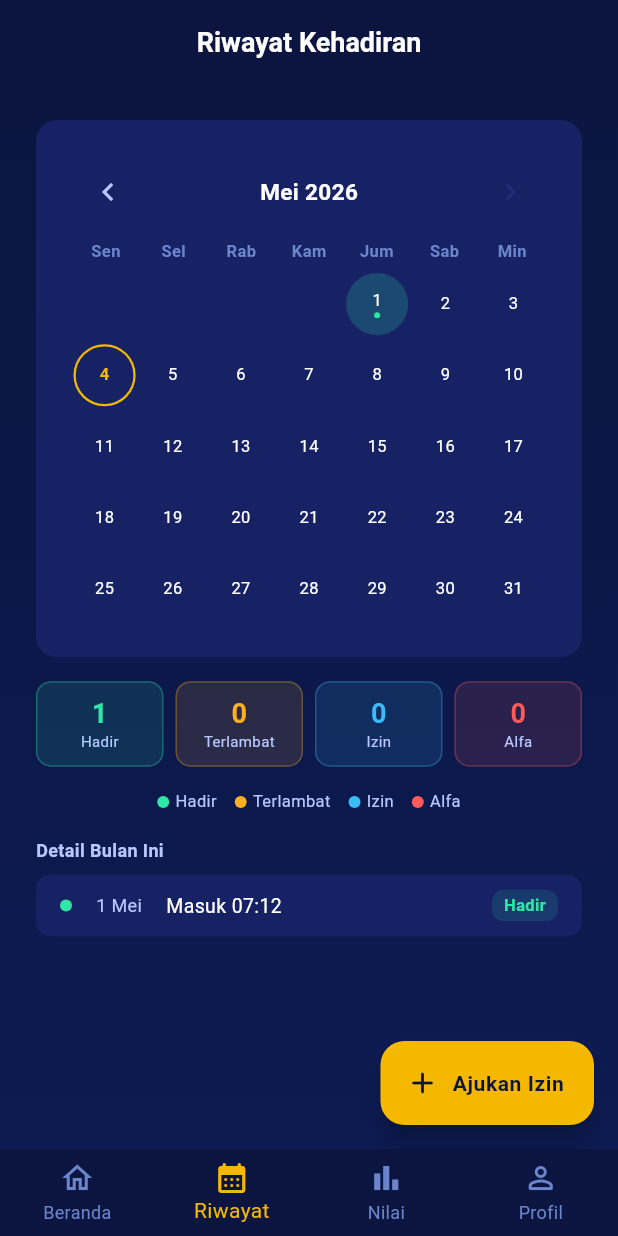
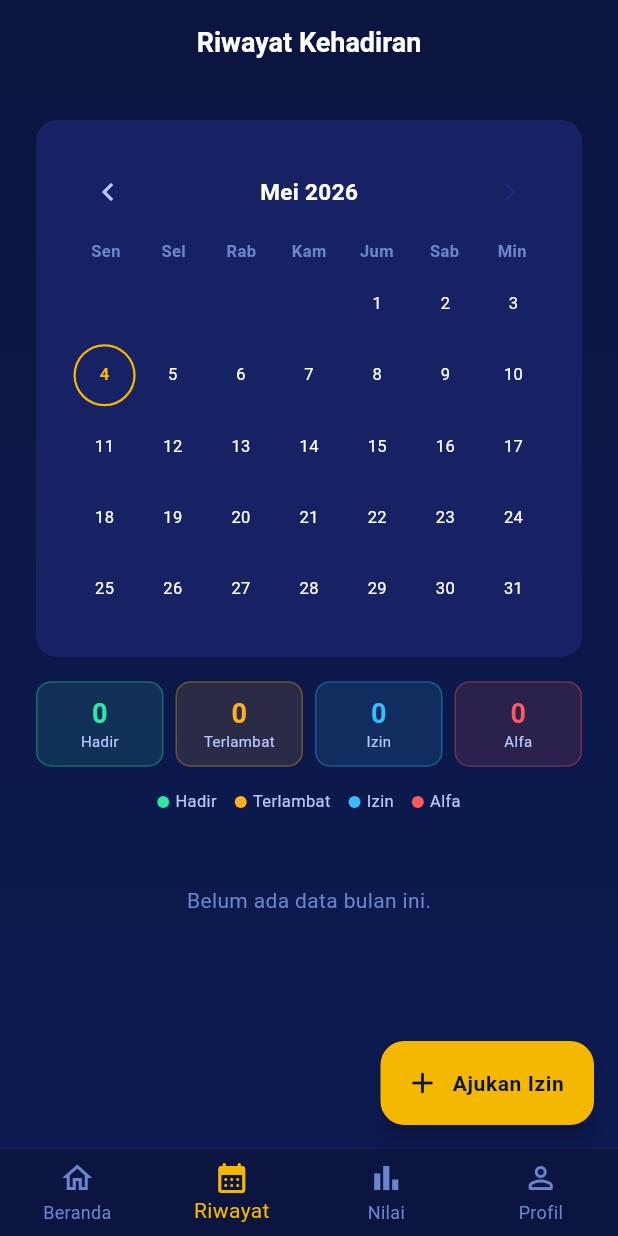
Before and after one commit to Keroo0/ambis-attendance, a Flutter app: the HistoryScreen screen opened by its route, on a phone screen of 412 x 824 dp. Run offline on Flutter 3.47's test engine with Material 3 defaults, Android fonts, the phone set to English and light mode, and no system bars; drawn by our look-alikes of toastification; our stand-ins replace camera, drift, fl_chart, flutter_riverpod, flutter_secure_storage, geolocator and 4 more; missing offline and left inert: google_ml_kit, tflite_flutter; accounts and stored records are empty; generated files the repository leaves out were written again.

Commit message:
feat(history): wire HistoryScreen to Drift via historyProvider, remove dummy data
Co-Authored-By: Claude Sonnet 4.6 <noreply@anthropic.com>

```diff
--- a/lib/features/history/data/dummy_history.dart
+++ /dev/null
@@ -1,44 +0,0 @@
-enum AttendanceStatus { hadir, terlambat, izin, alfa }
-
-class DummyAttendanceRecord {
-  final DateTime date;
-  final AttendanceStatus status;
-  final String? checkInTime;
-
-  DummyAttendanceRecord({
-    required this.date,
-    required this.status,
-    this.checkInTime,
-  });
-}
-
-// April 2026: April 1 = Wednesday (weekday=3)
-// School days only (Mon–Fri). April 14–15 = izin (sakit).
-final kDummyAttendanceRecords = <DummyAttendanceRecord>[
-  // April 2026
-  DummyAttendanceRecord(date: DateTime(2026, 4, 1), status: AttendanceStatus.hadir, checkInTime: '07:10'),
-  DummyAttendanceRecord(date: DateTime(2026, 4, 2), status: AttendanceStatus.hadir, checkInTime: '07:05'),
-  DummyAttendanceRecord(date: DateTime(2026, 4, 3), status: AttendanceStatus.hadir, checkInTime: '07:20'),
-  DummyAttendanceRecord(date: DateTime(2026, 4, 6), status: AttendanceStatus.hadir, checkInTime: '07:15'),
-  DummyAttendanceRecord(date: DateTime(2026, 4, 7), status: AttendanceStatus.hadir, checkInTime: '07:08'),
-  DummyAttendanceRecord(date: DateTime(2026, 4, 8), status: AttendanceStatus.terlambat, checkInTime: '07:38'),
-  DummyAttendanceRecord(date: DateTime(2026, 4, 9), status: AttendanceStatus.hadir, checkInTime: '07:12'),
-  DummyAttendanceRecord(date: DateTime(2026, 4, 10), status: AttendanceStatus.hadir, checkInTime: '07:18'),
-  DummyAttendanceRecord(date: DateTime(2026, 4, 13), status: AttendanceStatus.hadir, checkInTime: '07:22'),
-  DummyAttendanceRecord(date: DateTime(2026, 4, 14), status: AttendanceStatus.izin),
-  DummyAttendanceRecord(date: DateTime(2026, 4, 15), status: AttendanceStatus.izin),
-  DummyAttendanceRecord(date: DateTime(2026, 4, 16), status: AttendanceStatus.hadir, checkInTime: '07:10'),
-  DummyAttendanceRecord(date: DateTime(2026, 4, 17), status: AttendanceStatus.hadir, checkInTime: '07:14'),
-  DummyAttendanceRecord(date: DateTime(2026, 4, 20), status: AttendanceStatus.hadir, checkInTime: '07:09'),
-  DummyAttendanceRecord(date: DateTime(2026, 4, 21), status: AttendanceStatus.hadir, checkInTime: '07:16'),
-  DummyAttendanceRecord(date: DateTime(2026, 4, 22), status: AttendanceStatus.hadir, checkInTime: '07:11'),
-  DummyAttendanceRecord(date: DateTime(2026, 4, 23), status: AttendanceStatus.terlambat, checkInTime: '07:42'),
-  DummyAttendanceRecord(date: DateTime(2026, 4, 24), status: AttendanceStatus.hadir, checkInTime: '07:07'),
-  DummyAttendanceRecord(date: DateTime(2026, 4, 27), status: AttendanceStatus.alfa),
-  DummyAttendanceRecord(date: DateTime(2026, 4, 28), status: AttendanceStatus.hadir, checkInTime: '07:13'),
-  DummyAttendanceRecord(date: DateTime(2026, 4, 29), status: AttendanceStatus.hadir, checkInTime: '07:08'),
-  DummyAttendanceRecord(date: DateTime(2026, 4, 30), status: AttendanceStatus.hadir, checkInTime: '07:06'),
-
-  // May 2026 (May 1 = Friday, May 2 = Saturday = weekend)
-  DummyAttendanceRecord(date: DateTime(2026, 5, 1), status: AttendanceStatus.hadir, checkInTime: '07:12'),
-];
--- /dev/null
+++ b/lib/features/history/presentation/providers/history_provider.dart
@@ -0,0 +1,16 @@
+import 'package:flutter_riverpod/flutter_riverpod.dart';
+
+import '../../../auth/presentation/providers/auth_provider.dart';
+import '../../data/repositories/attendance_history_repository.dart';
+
+final historyProvider =
+    FutureProvider.family<List<AttendanceDay>, (int, int)>(
+  (ref, key) async {
+    final (year, month) = key;
+    final user = ref.watch(authProvider).valueOrNull;
+    if (user == null) return [];
+    return ref
+        .watch(attendanceHistoryRepositoryProvider)
+        .getMonthRecords(user.id, year, month);
+  },
+);
--- a/lib/features/history/presentation/screens/history_screen.dart
+++ b/lib/features/history/presentation/screens/history_screen.dart
@@ -1,32 +1,29 @@
 import 'package:flutter/material.dart';
+import 'package:flutter_riverpod/flutter_riverpod.dart';
 import 'package:go_router/go_router.dart';
 
 import '../../../../core/constants/colors.dart';
 import '../../../../core/constants/spacing.dart';
 import '../../../../shared/widgets/gradient_background.dart';
-import '../../data/dummy_history.dart';
+import '../../data/repositories/attendance_history_repository.dart';
+import '../providers/history_provider.dart';
 
-class HistoryScreen extends StatefulWidget {
+class HistoryScreen extends ConsumerStatefulWidget {
   const HistoryScreen({super.key});
 
   @override
-  State<HistoryScreen> createState() => _HistoryScreenState();
+  ConsumerState<HistoryScreen> createState() => _HistoryScreenState();
 }
 
-class _HistoryScreenState extends State<HistoryScreen> {
+class _HistoryScreenState extends ConsumerState<HistoryScreen> {
   late DateTime _displayMonth;
   DateTime? _selectedDate;
-  late Map<DateTime, DummyAttendanceRecord> _recordMap;
 
   @override
   void initState() {
     super.initState();
     final now = DateTime.now();
     _displayMonth = DateTime(now.year, now.month);
-    _recordMap = {
-      for (final r in kDummyAttendanceRecords)
-        DateTime(r.date.year, r.date.month, r.date.day): r,
-    };
   }
 
   bool get _canGoNext {
@@ -48,21 +45,9 @@ class _HistoryScreenState extends State<HistoryScreen> {
     });
   }
 
-  List<DummyAttendanceRecord> get _monthRecords => kDummyAttendanceRecords
-      .where((r) =>
-          r.date.year == _displayMonth.year &&
-          r.date.month == _displayMonth.month)
-      .toList();
-
   @override
   Widget build(BuildContext context) {
-    final records = _monthRecords;
-    final hadir = records.where((r) => r.status == AttendanceStatus.hadir).length;
-    final terlambat = records.where((r) => r.status == AttendanceStatus.terlambat).length;
-    final izin = records.where((r) => r.status == AttendanceStatus.izin).length;
-    final alfa = records.where((r) => r.status == AttendanceStatus.alfa).length;
-
-    final selectedRecord = _selectedDate != null ? _recordMap[_selectedDate] : null;
+    final async = ref.watch(historyProvider((_displayMonth.year, _displayMonth.month)));
 
     return Scaffold(
       appBar: AppBar(title: const Text('Riwayat Kehadiran')),
@@ -74,13 +59,54 @@ class _HistoryScreenState extends State<HistoryScreen> {
         onPressed: () => context.push('/leave'),
       ),
       body: GradientBackground(
-        child: ListView(
+        child: async.when(
+          loading: () => const Center(child: CircularProgressIndicator()),
+          error: (e, _) => Center(
+            child: Padding(
+              padding: const EdgeInsets.all(Spacing.md),
+              child: Column(
+                mainAxisAlignment: MainAxisAlignment.center,
+                children: [
+                  Text(
+                    'Gagal memuat riwayat: $e',
+                    textAlign: TextAlign.center,
+                    style: const TextStyle(color: AppColors.error),
+                  ),
+                  const SizedBox(height: Spacing.sm),
+                  ElevatedButton(
+                    onPressed: () => ref.invalidate(
+                      historyProvider((_displayMonth.year, _displayMonth.month)),
+                    ),
+                    child: const Text('Coba Lagi'),
+                  ),
+                ],
+              ),
+            ),
+          ),
+          data: (records) {
+            final recordMap = {
+              for (final r in records)
+                DateTime(r.date.year, r.date.month, r.date.day): r,
+            };
+            final hadir =
+                records.where((r) => r.status == AttendanceStatus.hadir).length;
+            final terlambat = records
+                .where((r) => r.status == AttendanceStatus.terlambat)
+                .length;
+            final izin =
+                records.where((r) => r.status == AttendanceStatus.izin).length;
+            final alfa =
+                records.where((r) => r.status == AttendanceStatus.alfa).length;
+            final selectedRecord =
+                _selectedDate != null ? recordMap[_selectedDate] : null;
+
+            return ListView(
               padding: const EdgeInsets.fromLTRB(
                   Spacing.md, Spacing.md, Spacing.md, 100),
               children: [
                 _CalendarCard(
                   displayMonth: _displayMonth,
-              recordMap: _recordMap,
+                  recordMap: recordMap,
                   selectedDate: _selectedDate,
                   canGoNext: _canGoNext,
                   onDateTap: (d) => setState(() => _selectedDate = d),
@@ -89,7 +115,10 @@ class _HistoryScreenState extends State<HistoryScreen> {
                 ),
                 const SizedBox(height: Spacing.sm),
                 _SummaryRow(
-                hadir: hadir, terlambat: terlambat, izin: izin, alfa: alfa),
+                    hadir: hadir,
+                    terlambat: terlambat,
+                    izin: izin,
+                    alfa: alfa),
                 if (_selectedDate != null) ...[
                   const SizedBox(height: Spacing.sm),
                   _DayDetailCard(date: _selectedDate!, record: selectedRecord),
@@ -99,6 +128,8 @@ class _HistoryScreenState extends State<HistoryScreen> {
                 const SizedBox(height: Spacing.sm),
                 _RecentList(records: records.reversed.toList()),
               ],
+            );
+          },
         ),
       ),
     );
@@ -119,7 +150,7 @@ class _CalendarCard extends StatelessWidget {
   });
 
   final DateTime displayMonth;
-  final Map<DateTime, DummyAttendanceRecord> recordMap;
+  final Map<DateTime, AttendanceDay> recordMap;
   final DateTime? selectedDate;
   final bool canGoNext;
   final ValueChanged<DateTime> onDateTap;
@@ -136,7 +167,6 @@ class _CalendarCard extends StatelessWidget {
   Widget build(BuildContext context) {
     final daysInMonth =
         DateUtils.getDaysInMonth(displayMonth.year, displayMonth.month);
-    // weekday: 1=Mon … 7=Sun → offset = weekday - 1
     final offset =
         DateTime(displayMonth.year, displayMonth.month, 1).weekday - 1;
     final now = DateTime.now();
@@ -149,7 +179,6 @@ class _CalendarCard extends StatelessWidget {
       ),
       child: Column(
         children: [
-          // ── month navigation ──────────────────────────────────────────
           Row(
             mainAxisAlignment: MainAxisAlignment.spaceBetween,
             children: [
@@ -176,7 +205,6 @@ class _CalendarCard extends StatelessWidget {
             ],
           ),
           const SizedBox(height: Spacing.xs),
-          // ── day-of-week headers ───────────────────────────────────────
           Row(
             children: _dayLabels
                 .map((d) => Expanded(
@@ -194,7 +222,6 @@ class _CalendarCard extends StatelessWidget {
                 .toList(),
           ),
           const SizedBox(height: 6),
-          // ── calendar grid ─────────────────────────────────────────────
           GridView.builder(
             shrinkWrap: true,
             physics: const NeverScrollableScrollPhysics(),
@@ -241,7 +268,7 @@ class _CalendarCell extends StatelessWidget {
   });
 
   final int day;
-  final DummyAttendanceRecord? record;
+  final AttendanceDay? record;
   final bool isSelected;
   final bool isToday;
   final VoidCallback onTap;
@@ -271,7 +298,7 @@ class _CalendarCell extends StatelessWidget {
           color: isSelected
               ? AppColors.accent
               : record != null
-                  ? _statusColor.withAlpha(51) // 20% fill
+                  ? _statusColor.withAlpha(51)
                   : Colors.transparent,
           border: isToday && !isSelected
               ? Border.all(color: AppColors.accent, width: 1.5)
@@ -357,7 +384,7 @@ class _SummaryChip extends StatelessWidget {
       child: Container(
         padding: const EdgeInsets.symmetric(vertical: 8),
         decoration: BoxDecoration(
-          color: color.withAlpha(31), // ~12%
+          color: color.withAlpha(31),
           borderRadius: BorderRadius.circular(10),
           border: Border.all(color: color.withAlpha(77), width: 1),
         ),
@@ -389,7 +416,7 @@ class _DayDetailCard extends StatelessWidget {
   const _DayDetailCard({required this.date, required this.record});
 
   final DateTime date;
-  final DummyAttendanceRecord? record;
+  final AttendanceDay? record;
 
   static const _monthNames = [
     'Januari', 'Februari', 'Maret', 'April', 'Mei', 'Juni',
@@ -543,7 +570,7 @@ class _LegendDot extends StatelessWidget {
 class _RecentList extends StatelessWidget {
   const _RecentList({required this.records});
 
-  final List<DummyAttendanceRecord> records;
+  final List<AttendanceDay> records;
 
   static const _monthNames = [
     'Jan', 'Feb', 'Mar', 'Apr', 'Mei', 'Jun',
```
Lines whose indentation alone changed are shown as unchanged.
